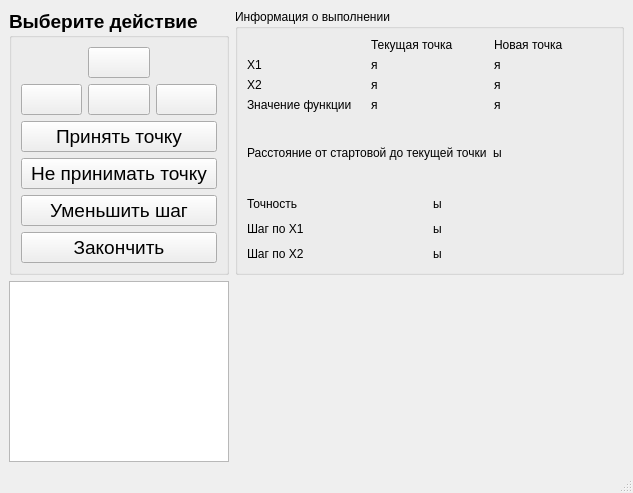
First picture: the form in branches/optimizationmethods2/ui/CWdescent_fixwindow.ui, repository Eliminationzx/optimizationmethods, before the edit.
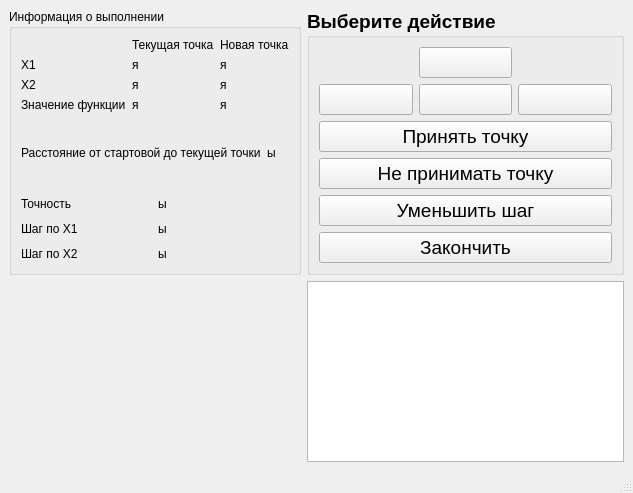
Second picture: the form after the edit. Icons and pictures are not drawn.

Commit message: Поправил форму CWdescentWinImpl.

What changed in the file:
```diff
--- a/branches/optimizationmethods2/ui/CWdescent_fixwindow.ui
+++ b/branches/optimizationmethods2/ui/CWdescent_fixwindow.ui
@@ -17,11 +17,8 @@
    <string>Покоординатный спуск с фиксированным шагом</string>
   </property>
   <widget class="QWidget" name="centralwidget">
-   <layout class="QGridLayout" name="gridLayout_3" rowstretch="0,1" columnstretch="1,2">
-    <item row="1" column="0">
-     <widget class="QListView" name="listView"/>
-    </item>
-    <item row="0" column="1">
+   <layout class="QGridLayout" name="gridLayout_3" rowstretch="0,1" columnstretch="1,2,0">
+    <item row="0" column="0">
      <widget class="QGroupBox" name="groupBox_2">
       <property name="title">
        <string>Информация о выполнении</string>
@@ -175,7 +172,14 @@
       </layout>
      </widget>
     </item>
-    <item row="0" column="0">
+    <item row="1" column="1">
+     <widget class="QListView" name="listView">
+      <property name="focusPolicy">
+       <enum>Qt::NoFocus</enum>
+      </property>
+     </widget>
+    </item>
+    <item row="0" column="1">
      <widget class="QGroupBox" name="groupBox_3">
       <property name="font">
        <font>
```
Left out of the diff: 10 changed lines with no effect on the pictures. The commit also changes 2 other files.
